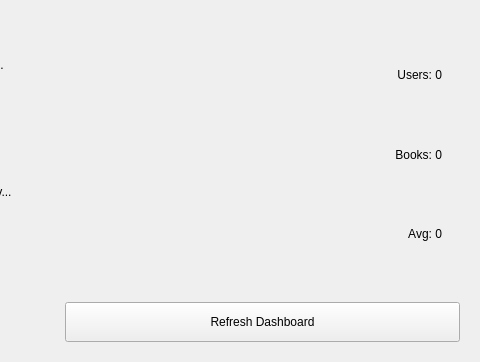
Old version of the form admin_panel/views/ui/DashboardView.ui in the repository Magdalena52772/Booktrack; both pictures show x 370 to 850 and y 338 to 700 of the 850 by 700 pixel window.
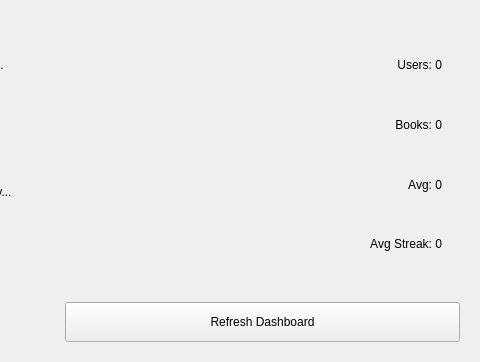
New version of the form. Icons and pictures are not drawn.

Commit message: feat: add lbl_streak UI label and daily 19:00 streak recalculation

What changed in the file:
```diff
--- a/admin_panel/views/ui/DashboardView.ui
+++ b/admin_panel/views/ui/DashboardView.ui
@@ -157,6 +157,16 @@
               </property>
              </widget>
             </item>
+            <item>
+             <widget class="QLabel" name="lbl_streak">
+              <property name="text">
+               <string>Avg Streak: 0</string>
+              </property>
+              <property name="alignment">
+               <set>Qt::AlignmentFlag::AlignRight|Qt::AlignmentFlag::AlignTrailing|Qt::AlignmentFlag::AlignVCenter</set>
+              </property>
+             </widget>
+            </item>
             <item>
              <spacer name="verticalSpacer">
               <property name="orientation">
```
The commit also changes 1 other file.
